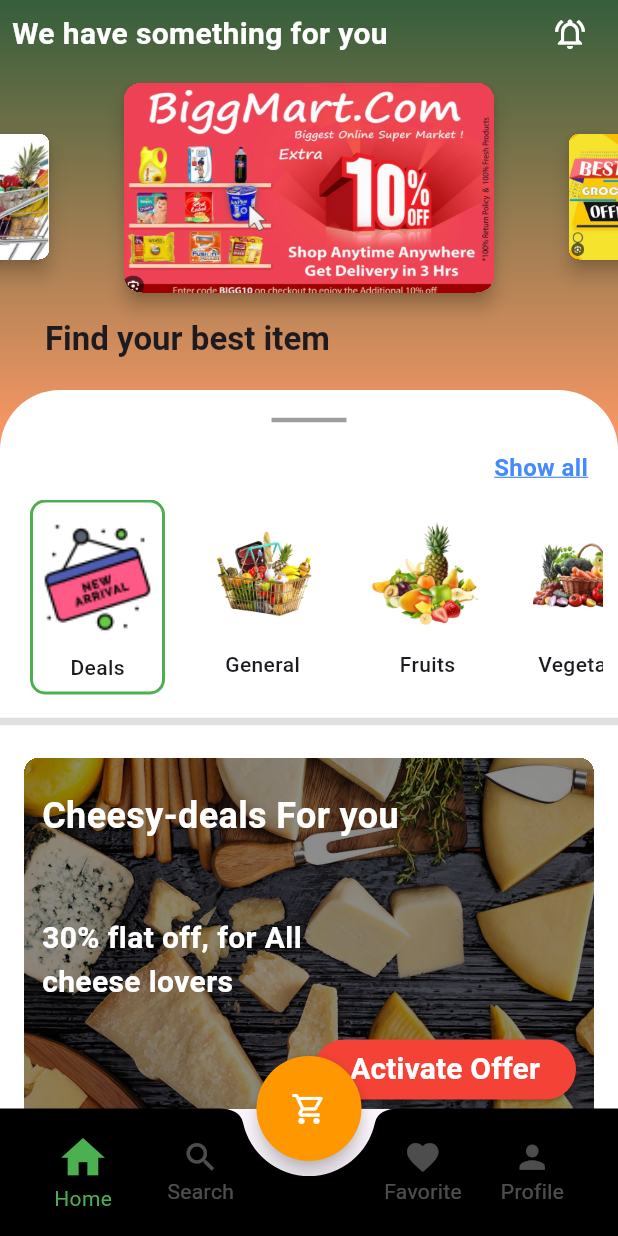
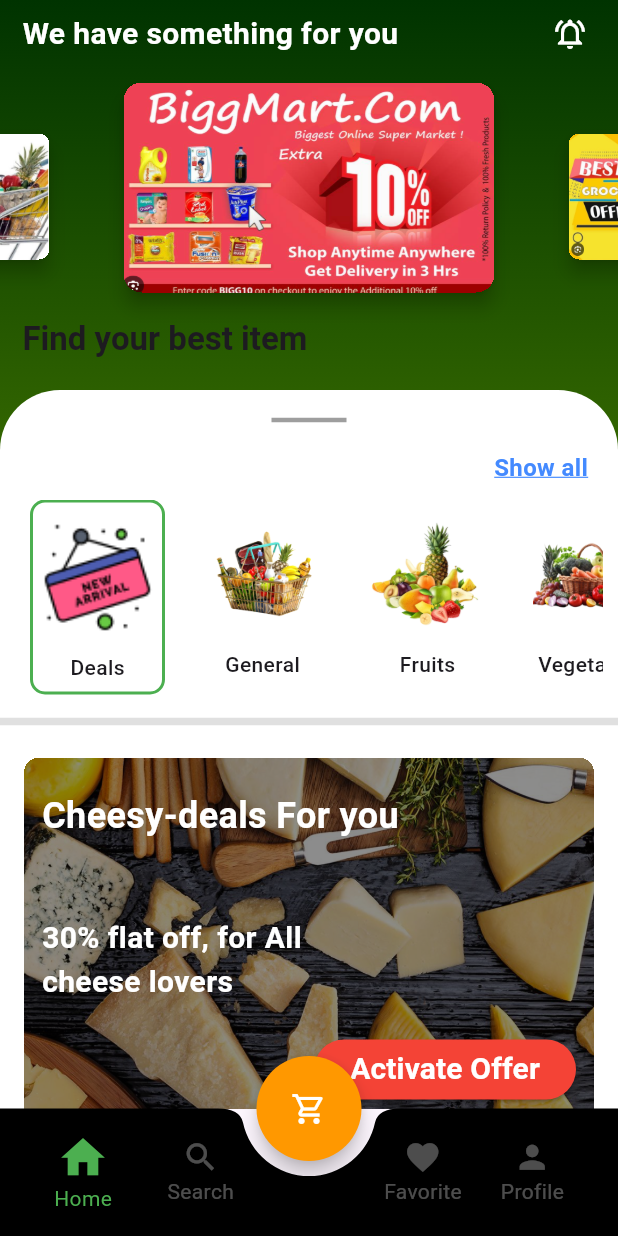
Before and after one commit to NimeshVasani/manage_my_store, a Flutter app: the MainScreen screen opened by its route, on a phone screen of 412 x 824 dp. Run offline on Flutter 3.47's test engine with Material 3 defaults, Android fonts, the phone set to English and light mode, and no system bars; drawn by our look-alikes of card_swiper; our stand-ins replace badges, firebase_auth, firebase_core, font_awesome_flutter, get_it, google_sign_in; missing offline and left inert: firebase_ui_auth; accounts and stored records are empty.

Commit message:
UI Update

```diff
--- a/lib/ui/screens/mainscreen.dart
+++ b/lib/ui/screens/mainscreen.dart
@@ -1,5 +1,6 @@
 import 'package:flutter/material.dart';
 import 'package:manage_my_store/ui/screens/profilescreen.dart';
+import 'package:manage_my_store/ui/screens/searchscreen.dart';
 import 'package:manage_my_store/ui/widgets/mainscreenwidgets/bottomappbar.dart';
 
 import 'shopscreen.dart';
@@ -16,8 +17,8 @@
 
   static const List<Widget> _bottomNavScreens = [
     ShopScreen(),
+    SearchScreen(),
     ProfileScreen(),
-    ShopScreen(),
     ShopScreen(),
   ];
 
--- a/lib/ui/screens/shopscreen.dart
+++ b/lib/ui/screens/shopscreen.dart
@@ -31,7 +31,7 @@
   @override
   Widget build(BuildContext context) {
     return Scaffold(
-      backgroundColor: const Color(0xFF355E3B),
+      backgroundColor: const Color(0xFF003300),
 
       body: SafeArea(
           child: CustomScrollView(
--- a/lib/ui/widgets/shopscreenwidgets/appbar.dart
+++ b/lib/ui/widgets/shopscreenwidgets/appbar.dart
@@ -3,7 +3,7 @@
 
 SliverAppBar appBar() {
   return SliverAppBar(
-      backgroundColor: const Color(0xFF355E3B),
+      backgroundColor: const Color(0xFF003300),
       surfaceTintColor: Colors.transparent,
       // Set this height
       expandedHeight: 300,
@@ -17,7 +17,7 @@
             crossAxisAlignment: CrossAxisAlignment.start,
             children: [
               const Padding(
-                padding: EdgeInsets.only(bottom: 20.0,left: 30.0),
+                padding: EdgeInsets.only(bottom: 20.0,left: 15.0),
                 child: Text('Find your best item',style: TextStyle(fontWeight: FontWeight.w600),),
               ),
               Container(
@@ -40,7 +40,7 @@
           background:  Container(
             decoration: const BoxDecoration(
             gradient: LinearGradient(
-              colors: [Color(0xFF355E3B), Color(0xFFff9966)], // Add your desired colors
+              colors: [Color(0xFF003300), Color(0xFF336600)], // Add your desired colors
               begin: Alignment.topCenter,
               end: Alignment.bottomCenter,
             ),),
@@ -52,7 +52,7 @@
                     mainAxisAlignment: MainAxisAlignment.start,
                     children: [
                       Padding(
-                        padding: EdgeInsets.all(8.0),
+                        padding: EdgeInsets.only(left: 15.0,bottom: 8.0,top: 8.0),
                         child: Text(
                           'We have something for you',
                           style: TextStyle(
```
Also changed, not shown: lib/ui/screens/searchscreen.dart (added, +49 -0 lines), lib/ui/widgets/searchscreenwidgets/appbar.dart (added, +43 -0 lines), lib/ui/widgets/searchscreenwidgets/customsearchbar.dart (added, +27 -0 lines).
